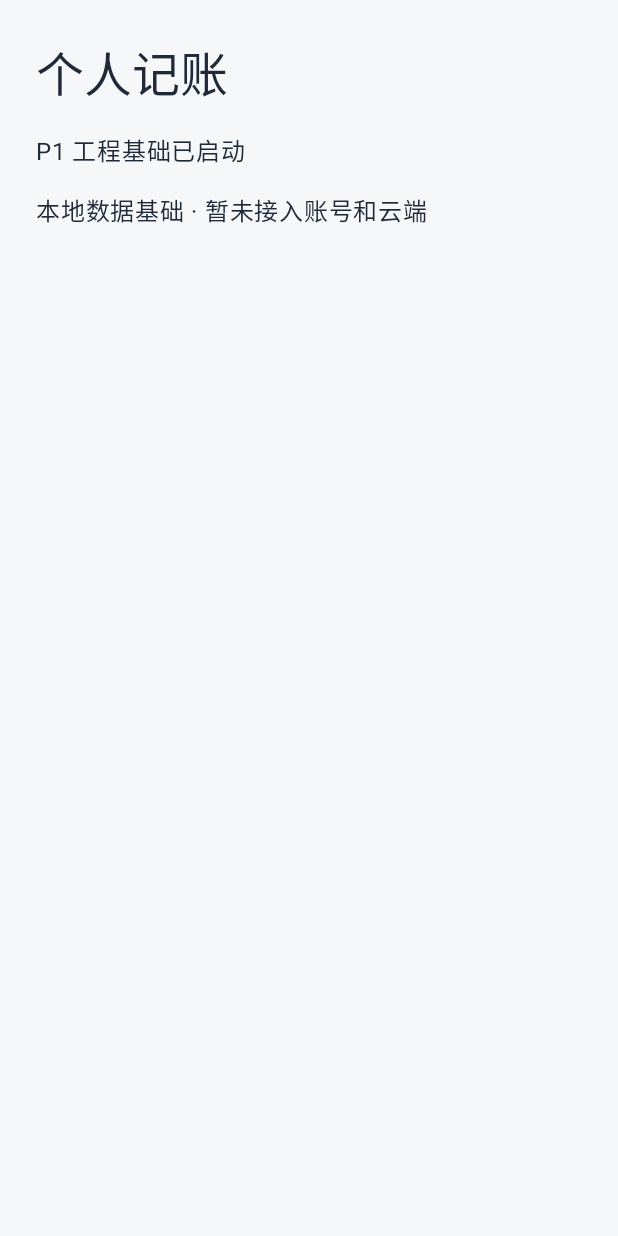
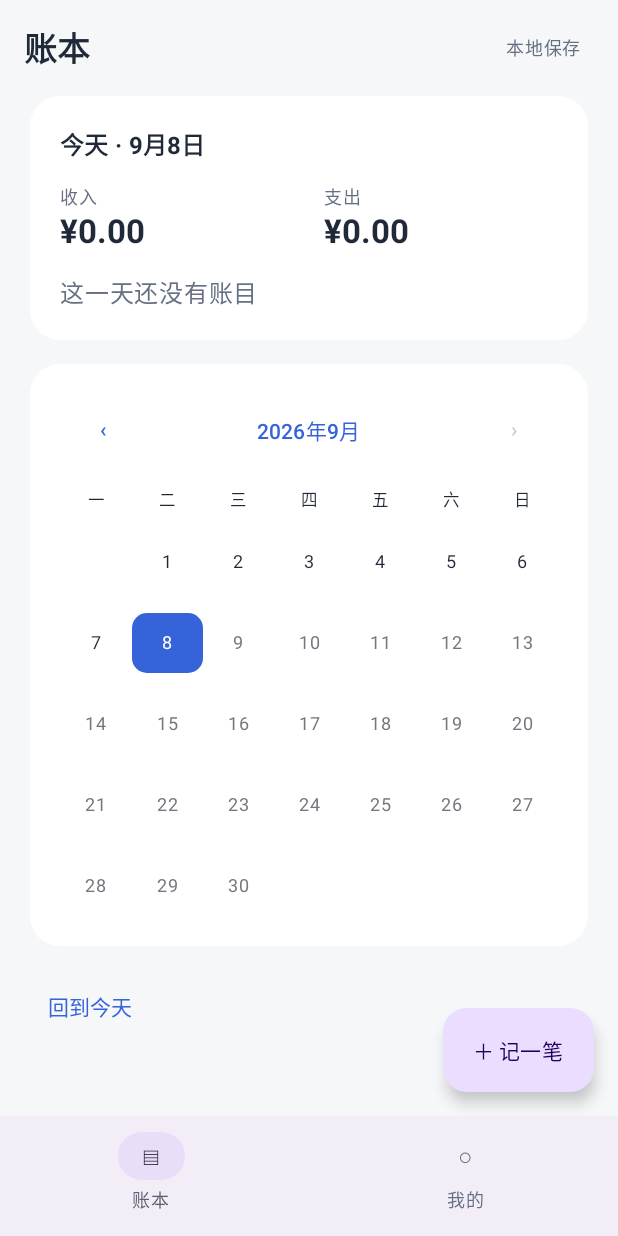
Before and after one commit to wambiton/daily-ledger, an Android app built with Jetpack Compose: the screen it shows after launch (MainActivity), on a phone screen of 412 x 824 dp. Run offline under Robolectric (Android 15) with nearby library versions, the phone set to English and light mode, and no system bars; our stand-ins replace Room's generated code.

Commit message:
feat: implement manual ledger calendar and entry screens
Build, JVM tests and lint passed. Device interaction testing follows before P2 acceptance.

```diff
--- a/android/app/build.gradle.kts
+++ b/android/app/build.gradle.kts
@@ -11,8 +11,8 @@ android {
         applicationId = "com.personal.ledger"
         minSdk = 26
         targetSdk = 35
-        versionCode = 1
-        versionName = "0.1.0-p1"
+        versionCode = 2
+        versionName = "0.2.0-p2"
         testInstrumentationRunner = "androidx.test.runner.AndroidJUnitRunner"
     }
     compileOptions { sourceCompatibility = JavaVersion.VERSION_17; targetCompatibility = JavaVersion.VERSION_17 }
--- a/android/app/src/main/java/com/personal/ledger/MainActivity.kt
+++ b/android/app/src/main/java/com/personal/ledger/MainActivity.kt
@@ -8,18 +8,13 @@ import androidx.compose.material3.*
 import androidx.compose.ui.Modifier
 import androidx.compose.ui.unit.dp
 import com.personal.ledger.ui.LedgerTheme
+import com.personal.ledger.ui.LedgerApp
 
 class MainActivity : ComponentActivity() {
     override fun onCreate(savedInstanceState: Bundle?) {
         super.onCreate(savedInstanceState)
         setContent { LedgerTheme {
-            Surface(modifier = Modifier.fillMaxSize(), color = MaterialTheme.colorScheme.background) {
-                Column(Modifier.safeDrawingPadding().padding(24.dp), verticalArrangement = Arrangement.spacedBy(16.dp)) {
-                    Text("个人记账", style = MaterialTheme.typography.headlineLarge)
-                    Text("P1 工程基础已启动")
-                    Text("本地数据基础 · 暂未接入账号和云端")
-                }
-            }
+            LedgerApp()
         } }
     }
 }
--- /dev/null
+++ b/android/app/src/main/java/com/personal/ledger/ui/LedgerApp.kt
@@ -0,0 +1,254 @@
+package com.personal.ledger.ui
+
+import android.app.DatePickerDialog
+import androidx.activity.compose.BackHandler
+import androidx.compose.foundation.*
+import androidx.compose.foundation.layout.*
+import androidx.compose.foundation.shape.RoundedCornerShape
+import androidx.compose.foundation.text.KeyboardOptions
+import androidx.compose.material3.*
+import androidx.compose.runtime.*
+import androidx.compose.runtime.saveable.rememberSaveable
+import androidx.compose.ui.Alignment
+import androidx.compose.ui.Modifier
+import androidx.compose.ui.platform.LocalContext
+import androidx.compose.ui.platform.testTag
+import androidx.compose.ui.text.font.FontWeight
+import androidx.compose.ui.text.input.KeyboardType
+import androidx.compose.ui.unit.dp
+import androidx.lifecycle.compose.collectAsStateWithLifecycle
+import androidx.lifecycle.viewmodel.compose.viewModel
+import com.personal.ledger.data.Category
+import com.personal.ledger.data.Entry
+import com.personal.ledger.domain.Rules
+import java.time.LocalDate
+import java.time.YearMonth
+
+@OptIn(ExperimentalMaterial3Api::class)
+@Composable
+fun LedgerApp(vm: LedgerViewModel = viewModel()) {
+    val categories by vm.categories.collectAsStateWithLifecycle()
+    val entries by vm.entries.collectAsStateWithLifecycle()
+    val ready by vm.ready.collectAsStateWithLifecycle()
+    val busy by vm.busy.collectAsStateWithLifecycle()
+    val error by vm.error.collectAsStateWithLifecycle()
+    var tab by rememberSaveable { mutableIntStateOf(0) }
+    var route by rememberSaveable { mutableStateOf("home") }
+    var selectedDate by rememberSaveable { mutableStateOf(Rules.today().toString()) }
+    var monthText by rememberSaveable { mutableStateOf(YearMonth.now(Rules.zone).toString()) }
+    var type by rememberSaveable { mutableStateOf("expense") }
+    var categoryId by rememberSaveable { mutableStateOf("") }
+    var amount by rememberSaveable { mutableStateOf("") }
+    var date by rememberSaveable { mutableStateOf(Rules.today().toString()) }
+    var note by rememberSaveable { mutableStateOf("") }
+    var entryId by rememberSaveable { mutableStateOf<String?>(null) }
+    var detailId by rememberSaveable { mutableStateOf<String?>(null) }
+    var dirty by rememberSaveable { mutableStateOf(false) }
+    var categoryReturn by rememberSaveable { mutableStateOf(false) }
+    var discard by rememberSaveable { mutableStateOf(false) }
+    var deleteConfirm by rememberSaveable { mutableStateOf(false) }
+    var newCategory by rememberSaveable { mutableStateOf(false) }
+    var categoryName by rememberSaveable { mutableStateOf("") }
+    val context = LocalContext.current
+    val snackbar = remember { SnackbarHostState() }
+    val today = Rules.today()
+    val byId = remember(categories) { categories.associateBy { it.id } }
+
+    fun chooseDate(initial: String, complete: (LocalDate) -> Unit) {
+        val d = LocalDate.parse(initial)
+        DatePickerDialog(context, { _, year, month, day -> complete(LocalDate.of(year, month + 1, day)) },
+            d.year, d.monthValue - 1, d.dayOfMonth).apply {
+            datePicker.maxDate = today.plusDays(1).atStartOfDay(Rules.zone).toInstant().toEpochMilli() - 1
+        }.show()
+    }
+    fun beginNew(onDate: String) {
+        type = "expense"; categoryId = ""; amount = ""; note = ""; date = onDate
+        entryId = null; dirty = false; categoryReturn = false; route = "choose"
+    }
+    fun leave() {
+        if (busy) return
+        when {
+            route == "choose" && categoryReturn -> { route = "form"; categoryReturn = false }
+            (route == "form" || route == "choose") && dirty -> discard = true
+            route == "form" && entryId != null -> route = "detail"
+            else -> route = "home"
+        }
+    }
+    BackHandler(enabled = route != "home") { leave() }
+    LaunchedEffect(error) { error?.let { snackbar.showSnackbar(it); vm.error.value = null } }
+
+    Scaffold(
+        containerColor = MaterialTheme.colorScheme.background,
+        snackbarHost = { SnackbarHost(snackbar) },
+        topBar = { TopAppBar(
+            title = { Text(when(route) { "choose" -> "选择分类"; "form" -> if(entryId == null) "记一笔" else "编辑账目"; "detail" -> "账目详情"; "manage" -> "分类管理"; else -> if(tab == 0) "账本" else "我的" }, fontWeight = FontWeight.Bold) },
+            navigationIcon = { if(route != "home") TextButton(onClick = { leave() }, enabled = !busy) { Text("返回") } },
+            actions = { if(route == "home" && tab == 0) Text("本地保存", modifier = Modifier.padding(end = 20.dp), style = MaterialTheme.typography.labelMedium) },
+            colors = TopAppBarDefaults.topAppBarColors(containerColor = MaterialTheme.colorScheme.background)
+        ) },
+        bottomBar = { if(route == "home") NavigationBar {
+            NavigationBarItem(selected = tab == 0, onClick = { tab = 0 }, icon = { Text("▤") }, label = { Text("账本") })
+            NavigationBarItem(selected = tab == 1, onClick = { tab = 1 }, icon = { Text("○") }, label = { Text("我的") })
+        } },
+        floatingActionButton = { if(route == "home" && tab == 0 && ready) ExtendedFloatingActionButton(
+            onClick = { beginNew(today.toString()) }, modifier = Modifier.testTag("new-entry")) { Text("＋ 记一笔") } },
+    ) { padding ->
+        Column(Modifier.padding(padding).fillMaxSize().imePadding().verticalScroll(rememberScrollState()).padding(horizontal = 20.dp),
+            verticalArrangement = Arrangement.spacedBy(16.dp)) {
+            if (!ready) {
+                Text("正在打开账本…")
+                if(!busy) Button(onClick = { vm.initialize() }) { Text("重试") }
+            } else when(route) {
+                "home" -> if(tab == 0) {
+                    DayCard("今天 · ${today.monthValue}月${today.dayOfMonth}日", entries.filter { it.date == today.toString() }, byId,
+                        onEntry = { detailId = it.id; route = "detail" }, compact = true)
+                    CalendarCard(YearMonth.parse(monthText), LocalDate.parse(selectedDate), entries.map { it.date }.toSet(),
+                        onMonth = { monthText = it.toString() },
+                        onJump = { chooseDate(selectedDate) { selectedDate = it.toString(); monthText = YearMonth.from(it).toString() } },
+                        onDate = { selectedDate = it.toString() })
+                    TextButton(onClick = { selectedDate = today.toString(); monthText = YearMonth.from(today).toString() }) { Text("回到今天") }
+                    if(selectedDate != today.toString()) {
+                        DayCard(selectedDate, entries.filter { it.date == selectedDate }, byId, onEntry = { detailId = it.id; route = "detail" })
+                        OutlinedButton(onClick = { beginNew(selectedDate) }, modifier = Modifier.fillMaxWidth()) { Text("补记这一天") }
+                    }
+                    Spacer(Modifier.height(90.dp))
+                } else {
+                    LedgerCard {
+                        Text("个人账本", style = MaterialTheme.typography.titleLarge)
+                        Text("本地预览版 · 暂未启用云端备份", style = MaterialTheme.typography.bodyMedium)
+                        Text("账目保存在这台手机。请勿卸载应用或清除应用数据。", style = MaterialTheme.typography.bodySmall)
+                    }
+                    OutlinedButton(onClick = { type = "expense"; route = "manage" }, modifier = Modifier.fillMaxWidth()) { Text("分类管理") }
+                }
+                "choose", "manage" -> {
+                    TypeSelector(type, !busy) { type = it; categoryId = ""; if(categoryReturn) dirty = true }
+                    Text(if(route == "choose") "先选择分类，再填写金额" else "收入与支出分类分别管理", color = MaterialTheme.colorScheme.onSurfaceVariant)
+                    categories.filter { it.type == type }.chunked(3).forEach { row ->
+                        Row(horizontalArrangement = Arrangement.spacedBy(10.dp)) {
+                            row.forEach { category ->
+                                OutlinedButton(onClick = {
+                                    if(route == "choose") { categoryId = category.id; dirty = true; route = "form"; categoryReturn = false }
+                                }, enabled = !busy, modifier = Modifier.weight(1f).heightIn(min = 66.dp), shape = RoundedCornerShape(16.dp), contentPadding = PaddingValues(8.dp)) { Text(category.name) }
+                            }
+                            repeat(3 - row.size) { Spacer(Modifier.weight(1f)) }
+                        }
+                    }
+                    OutlinedButton(onClick = { categoryName = ""; newCategory = true }, enabled = !busy, modifier = Modifier.fillMaxWidth()) { Text("＋ 新建分类") }
+                    Spacer(Modifier.height(24.dp))
+                }
+                "form" -> {
+                    TextButton(onClick = { categoryReturn = true; route = "choose" }, enabled = !busy) { Text("${if(type == "expense") "支出" else "收入"}分类：${byId[categoryId]?.name ?: "请选择"}  ›") }
+                    OutlinedTextField(amount, { amount = it; dirty = true }, label = { Text("金额（元）") }, prefix = { Text("¥ ") },
+                        keyboardOptions = KeyboardOptions(keyboardType = KeyboardType.Decimal), singleLine = true, enabled = !busy,
+                        modifier = Modifier.fillMaxWidth().testTag("amount"))
+                    OutlinedButton(onClick = { chooseDate(date) { date = it.toString(); dirty = true } }, enabled = !busy, modifier = Modifier.fillMaxWidth()) { Text("日期：$date") }
+                    OutlinedTextField(note, { note = it; dirty = true }, label = { Text("备注（选填）") }, placeholder = { Text("例如：午餐，支付宝支付") },
+                        enabled = !busy, minLines = 2, modifier = Modifier.fillMaxWidth().testTag("note"))
+                    Button(onClick = { vm.save(entryId, type, categoryId, amount, date, note) {
+                        selectedDate = date; monthText = YearMonth.from(LocalDate.parse(date)).toString(); route = "home"; tab = 0; dirty = false
+                    } }, enabled = !busy && categoryId.isNotEmpty() && amount.isNotBlank(), modifier = Modifier.fillMaxWidth().testTag("save-entry")) { Text(if(busy) "正在保存…" else "保存账目") }
+                }
+                "detail" -> {
+                    val entry = entries.find { it.id == detailId }
+                    if(entry == null) Text("这笔账目已不存在") else {
+                        LedgerCard {
+                            Text(if(entry.type == "expense") "支出" else "收入", color = MaterialTheme.colorScheme.onSurfaceVariant)
+                            Text("${if(entry.type == "expense") "−" else "+"}¥${Rules.money(entry.amountFen)}", style = MaterialTheme.typography.headlineLarge)
+                            Text("分类：${byId[entry.categoryId]?.name.orEmpty()}")
+                            Text("日期：${entry.date}")
+                            Text("备注：${entry.note.ifBlank { "未填写" }}")
+                        }
+                        Button(onClick = {
+                            entryId = entry.id; type = entry.type; categoryId = entry.categoryId; amount = Rules.money(entry.amountFen)
+                            date = entry.date; note = entry.note; dirty = false; route = "form"
+                        }, enabled = !busy, modifier = Modifier.fillMaxWidth()) { Text("编辑") }
+                        TextButton(onClick = { deleteConfirm = true }, enabled = !busy, modifier = Modifier.fillMaxWidth()) { Text("删除这笔账目", color = MaterialTheme.colorScheme.error) }
+                    }
+                }
+            }
+        }
+    }
+    if(discard) AlertDialog(onDismissRequest = { discard = false }, title = { Text("放弃本次编辑？") },
+        text = { Text("尚未保存的内容将丢失。") }, confirmButton = { TextButton(onClick = { discard = false; dirty = false; route = if(entryId == null) "home" else "detail" }) { Text("放弃") } },
+        dismissButton = { TextButton(onClick = { discard = false }) { Text("继续编辑") } })
+    if(deleteConfirm) AlertDialog(onDismissRequest = { if(!busy) deleteConfirm = false }, title = { Text("删除这笔账目？") },
+        text = { val e = entries.find { it.id == detailId }; Text("${e?.let { byId[it.categoryId]?.name }.orEmpty()} ¥${e?.let { Rules.money(it.amountFen) }.orEmpty()}") },
+        confirmButton = { TextButton(enabled = !busy, onClick = { detailId?.let { vm.delete(it) { deleteConfirm = false; route = "home" } } }) { Text("删除") } },
+        dismissButton = { TextButton(enabled = !busy, onClick = { deleteConfirm = false }) { Text("取消") } })
+    if(newCategory) AlertDialog(onDismissRequest = { if(!busy) newCategory = false }, title = { Text("新建${if(type == "expense") "支出" else "收入"}分类") },
+        text = { OutlinedTextField(categoryName, { categoryName = it }, label = { Text("分类名称") }, singleLine = true, enabled = !busy) },
+        confirmButton = { TextButton(enabled = !busy && categoryName.isNotBlank(), onClick = { vm.addCategory(type, categoryName) {
+            newCategory = false; if(route == "choose") { categoryId = it.id; dirty = true; route = "form"; categoryReturn = false }
+        } }) { Text("添加") } }, dismissButton = { TextButton(enabled = !busy, onClick = { newCategory = false }) { Text("取消") } })
+}
+
+@Composable private fun TypeSelector(type: String, enabled: Boolean, onType: (String) -> Unit) {
+    Row(horizontalArrangement = Arrangement.spacedBy(12.dp)) {
+        listOf("expense" to "支出", "income" to "收入").forEach { (value, label) ->
+            FilterChip(selected = type == value, onClick = { onType(value) }, enabled = enabled, label = { Text(label) })
+        }
+    }
+}
+
+@Composable private fun LedgerCard(content: @Composable ColumnScope.() -> Unit) {
+    Card(modifier = Modifier.fillMaxWidth(), colors = CardDefaults.cardColors(containerColor = MaterialTheme.colorScheme.surface), shape = RoundedCornerShape(20.dp)) {
+        Column(Modifier.padding(20.dp), verticalArrangement = Arrangement.spacedBy(14.dp), content = content)
+    }
+}
+
+@Composable private fun DayCard(title: String, entries: List<Entry>, categories: Map<String, Category>, onEntry: (Entry) -> Unit, compact: Boolean = false) {
+    var expanded by rememberSaveable(title) { mutableStateOf(false) }
+    LedgerCard {
+        Text(title, style = MaterialTheme.typography.titleMedium, fontWeight = FontWeight.Bold)
+        Row(Modifier.fillMaxWidth(), horizontalArrangement = Arrangement.spacedBy(20.dp)) {
+            listOf("income" to "收入", "expense" to "支出").forEach { (type, label) ->
+                Column(Modifier.weight(1f)) {
+                    Text(label, style = MaterialTheme.typography.labelMedium, color = MaterialTheme.colorScheme.onSurfaceVariant)
+                    Text("¥${Rules.money(entries.filter { it.type == type }.sumOf { it.amountFen })}", style = MaterialTheme.typography.titleLarge, fontWeight = FontWeight.Bold)
+                }
+            }
+        }
+        if(entries.isEmpty()) Text("这一天还没有账目", color = MaterialTheme.colorScheme.onSurfaceVariant)
+        (if(compact && !expanded) entries.take(3) else entries).forEach { entry ->
+            HorizontalDivider()
+            Row(Modifier.fillMaxWidth().clickable { onEntry(entry) }.padding(vertical = 8.dp).testTag("entry-${entry.id}"), verticalAlignment = Alignment.CenterVertically) {
+                Column(Modifier.weight(1f)) {
+                    Text(categories[entry.categoryId]?.name ?: "分类", fontWeight = FontWeight.Medium)
+                    if(entry.note.isNotBlank()) Text(entry.note, maxLines = 2, style = MaterialTheme.typography.bodySmall, color = MaterialTheme.colorScheme.onSurfaceVariant)
+                }
+                Text("${if(entry.type == "expense") "−" else "+"}${Rules.money(entry.amountFen)}", fontWeight = FontWeight.Bold)
+            }
+        }
+        if(compact && entries.size > 3) TextButton(onClick = { expanded = !expanded }) { Text(if(expanded) "收起今日账目" else "展开今日账目（${entries.size}笔）") }
+    }
+}
+
+@Composable private fun CalendarCard(month: YearMonth, selected: LocalDate, recorded: Set<String>, onMonth: (YearMonth) -> Unit, onJump: () -> Unit, onDate: (LocalDate) -> Unit) {
+    val today = Rules.today()
+    LedgerCard {
+        Row(Modifier.fillMaxWidth(), verticalAlignment = Alignment.CenterVertically, horizontalArrangement = Arrangement.SpaceBetween) {
+            TextButton(onClick = { onMonth(month.minusMonths(1)) }) { Text("‹") }
+            TextButton(onClick = onJump) { Text("${month.year}年${month.monthValue}月") }
+            TextButton(onClick = { onMonth(month.plusMonths(1)) }, enabled = month < YearMonth.from(today)) { Text("›") }
+        }
+        Row { listOf("一", "二", "三", "四", "五", "六", "日").forEach { Box(Modifier.weight(1f), contentAlignment = Alignment.Center) { Text(it, style = MaterialTheme.typography.labelSmall) } } }
+        val offset = month.atDay(1).dayOfWeek.value - 1
+        val rows = (offset + month.lengthOfMonth() + 6) / 7
+        repeat(rows) { row -> Row {
+            repeat(7) { col ->
+                val day = row * 7 + col - offset + 1
+                if(day !in 1..month.lengthOfMonth()) Spacer(Modifier.weight(1f).height(40.dp)) else {
+                    val value = month.atDay(day)
+                    val isSelected = value == selected
+                    val shape = RoundedCornerShape(10.dp)
+                    val decoration = if(isSelected) Modifier.background(MaterialTheme.colorScheme.primary, shape) else if(value == today) Modifier.border(1.dp, MaterialTheme.colorScheme.primary, shape) else Modifier
+                    Column(Modifier.weight(1f).height(40.dp).then(decoration).clickable(enabled = value <= today) { onDate(value) },
+                        horizontalAlignment = Alignment.CenterHorizontally, verticalArrangement = Arrangement.Center) {
+                        Text(day.toString(), color = if(isSelected) MaterialTheme.colorScheme.onPrimary else if(value > today) MaterialTheme.colorScheme.outline else MaterialTheme.colorScheme.onSurface, style = MaterialTheme.typography.bodySmall)
+                        if(value.toString() in recorded) Text("•", style = MaterialTheme.typography.labelSmall, color = if(isSelected) MaterialTheme.colorScheme.onPrimary else MaterialTheme.colorScheme.primary)
+                    }
+                }
+            }
+        } }
+    }
+}
--- /dev/null
+++ b/android/app/src/main/java/com/personal/ledger/ui/LedgerViewModel.kt
@@ -0,0 +1,52 @@
+package com.personal.ledger.ui
+
+import android.app.Application
+import android.database.sqlite.SQLiteConstraintException
+import androidx.lifecycle.AndroidViewModel
+import androidx.lifecycle.viewModelScope
+import androidx.room.Room
+import com.personal.ledger.data.*
+import kotlinx.coroutines.CancellationException
+import kotlinx.coroutines.flow.*
+import kotlinx.coroutines.launch
+import java.time.LocalDate
+
+class LedgerViewModel(application: Application) : AndroidViewModel(application) {
+    private val db = Room.databaseBuilder(application, LedgerDatabase::class.java, "ledger.db").build()
+    private val repo = LedgerRepository(db, "local-preview")
+    val categories = repo.categories.stateIn(viewModelScope, SharingStarted.WhileSubscribed(5000), emptyList())
+    val entries = repo.entries.stateIn(viewModelScope, SharingStarted.WhileSubscribed(5000), emptyList())
+    val ready = MutableStateFlow(false)
+    val busy = MutableStateFlow(false)
+    val error = MutableStateFlow<String?>(null)
+
+    init { initialize() }
+    fun initialize() = runAction {
+        repo.seedDefaults()
+        ready.value = true
+    }
+    fun addCategory(type: String, name: String, complete: (Category) -> Unit) = runAction {
+        complete(repo.addCategory(type, name))
+    }
+    fun save(id: String?, type: String, categoryId: String, amount: String, date: String, note: String, complete: () -> Unit) = runAction {
+        repo.save(id, type, categoryId, amount, LocalDate.parse(date), note)
+        complete()
+    }
+    fun delete(id: String, complete: () -> Unit) = runAction {
+        repo.delete(id)
+        complete()
+    }
+    private fun runAction(block: suspend () -> Unit) {
+        if (busy.value) return
+        busy.value = true
+        error.value = null
+        viewModelScope.launch {
+            try { block() }
+            catch (cancel: CancellationException) { throw cancel }
+            catch (e: SQLiteConstraintException) { error.value = "此分类已存在，请换一个名称" }
+            catch (e: IllegalArgumentException) { error.value = e.message ?: "请检查填写内容" }
+            catch (_: Exception) { error.value = "保存失败，请重试；本次输入已保留" }
+            finally { busy.value = false }
+        }
+    }
+}
```
